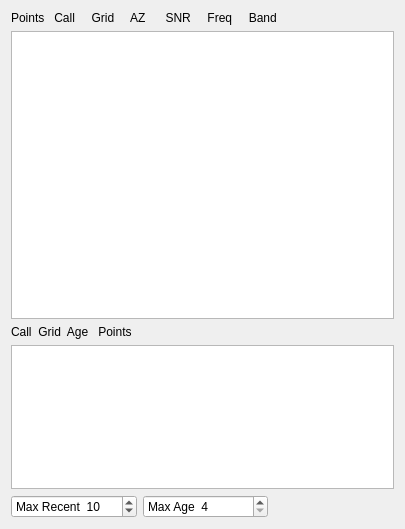
First picture: the form in widgets/activeStations.ui, repository saitohirga/WSJT-X, before the edit.
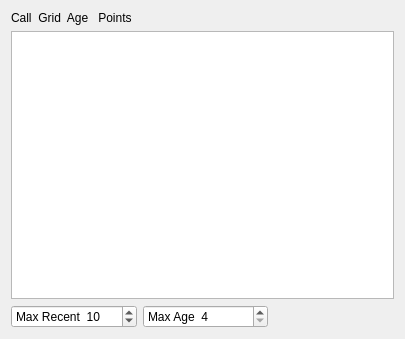
Second picture: the form after the edit.

Commit message: Clean up the ActiveStations window.

```diff
--- a/widgets/activeStations.ui
+++ b/widgets/activeStations.ui
@@ -7,7 +7,7 @@
     <x>0</x>
     <y>0</y>
     <width>405</width>
-    <height>529</height>
+    <height>339</height>
    </rect>
   </property>
   <property name="windowTitle">
@@ -16,7 +16,7 @@
   <layout class="QVBoxLayout" name="verticalLayout">
    <item>
     <layout class="QGridLayout" name="gridLayout">
-     <item row="4" column="0">
+     <item row="2" column="0">
       <layout class="QGridLayout" name="gridLayout_2">
        <item row="0" column="1">
         <widget class="QSpinBox" name="sbMaxAge">
@@ -87,19 +87,6 @@
       </layout>
      </item>
      <item row="1" column="0">
-      <widget class="QPlainTextEdit" name="ActiveStationsPlainTextEdit">
-       <property name="sizePolicy">
-        <sizepolicy hsizetype="Expanding" vsizetype="Expanding">
-         <horstretch>0</horstretch>
-         <verstretch>2</verstretch>
-        </sizepolicy>
-       </property>
-       <property name="lineWrapMode">
-        <enum>QPlainTextEdit::NoWrap</enum>
-       </property>
-      </widget>
-     </item>
-     <item row="3" column="0">
       <widget class="QPlainTextEdit" name="RecentStationsPlainTextEdit">
        <property name="sizePolicy">
         <sizepolicy hsizetype="Expanding" vsizetype="Expanding">
@@ -110,16 +97,6 @@
       </widget>
      </item>
      <item row="0" column="0">
-      <widget class="QLabel" name="header_label">
-       <property name="text">
-        <string>Points   Call     Grid     AZ      SNR     Freq     Band</string>
-       </property>
-       <property name="margin">
-        <number>3</number>
-       </property>
-      </widget>
-     </item>
-     <item row="2" column="0">
       <widget class="QLabel" name="header_label2">
        <property name="text">
         <string>Call  Grid  Age   Points</string>
```
The commit also changes 2 other files.
